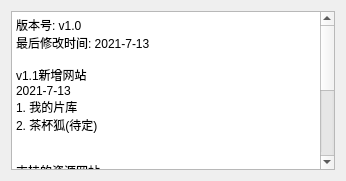
First picture: the form in ui/about.ui, repository nofaceleon/source_search, before the edit.
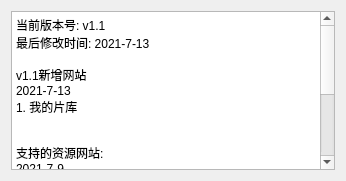
Second picture: the form after the edit.

Diff of the .ui file:
```diff
--- a/ui/about.ui
+++ b/ui/about.ui
@@ -21,13 +21,12 @@
 &lt;html&gt;&lt;head&gt;&lt;meta name=&quot;qrichtext&quot; content=&quot;1&quot; /&gt;&lt;style type=&quot;text/css&quot;&gt;
 p, li { white-space: pre-wrap; }
 &lt;/style&gt;&lt;/head&gt;&lt;body style=&quot; font-family:'SimSun'; font-size:9pt; font-weight:400; font-style:normal;&quot;&gt;
-&lt;p style=&quot; margin-top:0px; margin-bottom:0px; margin-left:0px; margin-right:0px; -qt-block-indent:0; text-indent:0px;&quot;&gt;版本号: v1.0&lt;/p&gt;
+&lt;p style=&quot; margin-top:0px; margin-bottom:0px; margin-left:0px; margin-right:0px; -qt-block-indent:0; text-indent:0px;&quot;&gt;当前版本号: v1.1&lt;/p&gt;
 &lt;p style=&quot; margin-top:0px; margin-bottom:0px; margin-left:0px; margin-right:0px; -qt-block-indent:0; text-indent:0px;&quot;&gt;最后修改时间: 2021-7-13&lt;/p&gt;
 &lt;p style=&quot;-qt-paragraph-type:empty; margin-top:0px; margin-bottom:0px; margin-left:0px; margin-right:0px; -qt-block-indent:0; text-indent:0px;&quot;&gt;&lt;br /&gt;&lt;/p&gt;
 &lt;p style=&quot; margin-top:0px; margin-bottom:0px; margin-left:0px; margin-right:0px; -qt-block-indent:0; text-indent:0px;&quot;&gt;v1.1新增网站&lt;/p&gt;
 &lt;p style=&quot; margin-top:0px; margin-bottom:0px; margin-left:0px; margin-right:0px; -qt-block-indent:0; text-indent:0px;&quot;&gt;2021-7-13&lt;/p&gt;
 &lt;p style=&quot; margin-top:0px; margin-bottom:0px; margin-left:0px; margin-right:0px; -qt-block-indent:0; text-indent:0px;&quot;&gt;1. 我的片库&lt;/p&gt;
-&lt;p style=&quot; margin-top:0px; margin-bottom:0px; margin-left:0px; margin-right:0px; -qt-block-indent:0; text-indent:0px;&quot;&gt;2. 茶杯狐(待定)&lt;/p&gt;
 &lt;p style=&quot;-qt-paragraph-type:empty; margin-top:0px; margin-bottom:0px; margin-left:0px; margin-right:0px; -qt-block-indent:0; text-indent:0px;&quot;&gt;&lt;br /&gt;&lt;/p&gt;
 &lt;p style=&quot;-qt-paragraph-type:empty; margin-top:0px; margin-bottom:0px; margin-left:0px; margin-right:0px; -qt-block-indent:0; text-indent:0px;&quot;&gt;&lt;br /&gt;&lt;/p&gt;
 &lt;p style=&quot; margin-top:0px; margin-bottom:0px; margin-left:0px; margin-right:0px; -qt-block-indent:0; text-indent:0px;&quot;&gt;支持的资源网站:&lt;/p&gt;
```
